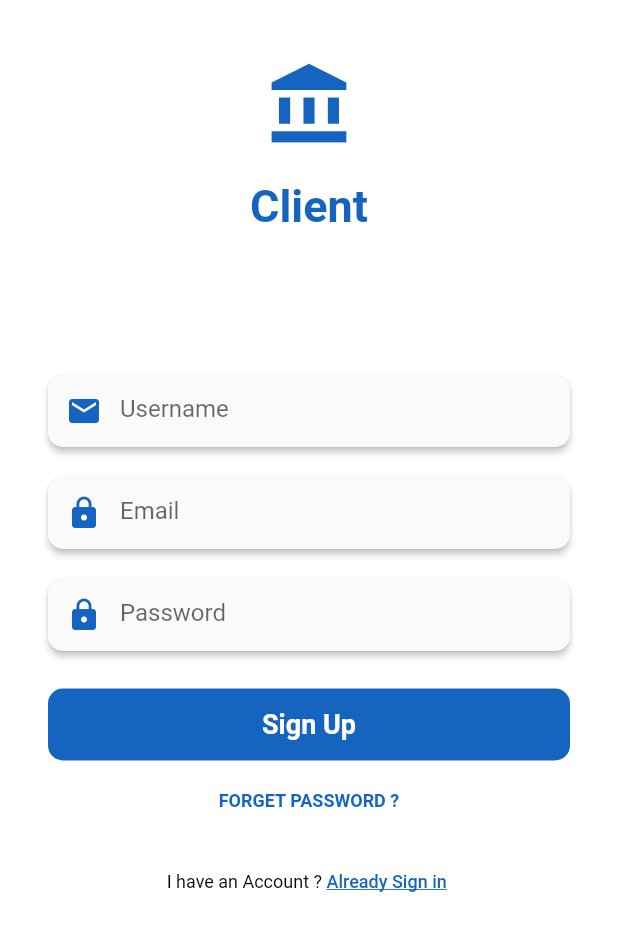
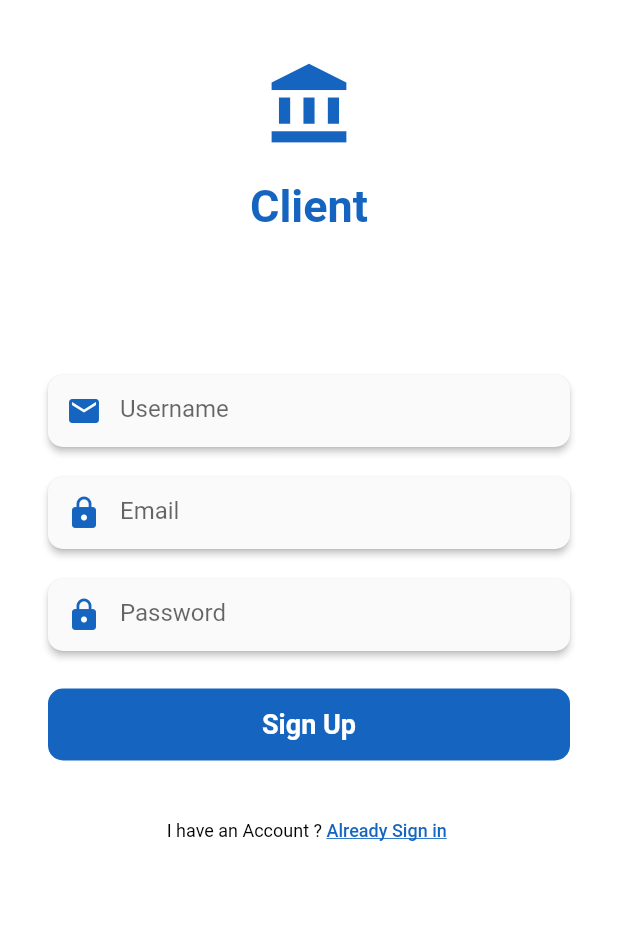
Before and after one commit to ali-shahKust/client_section, a Flutter app: the screen it shows after launch, after a tap on "Sign Up", on a phone screen of 412 x 824 dp. Shown: the top 931 px of the screen. Run offline on Flutter 3.47's test engine with Material 2 defaults, Android fonts, the phone set to English and light mode, and no system bars; our stand-ins replace cloud_firestore, firebase_auth, firebase_storage, flutter_custom_clippers, image_picker, progress_dialog and 2 more; accounts and stored records are empty; network calls fail.

Commit message:
Client App completed

```diff
--- a/lib/client_login_page.dart
+++ b/lib/client_login_page.dart
@@ -142,18 +142,18 @@ class _Client_LoginState extends State<Client_Login> {
                   onPressed: signIn,
                 ),
               )),
-          SizedBox(
-            height: 20,
-          ),
-          Center(
-            child: Text(
-              "FORGET PASSWORD ?",
-              style: TextStyle(
-                  color: Constant.appColor,
-                  fontSize: 12,
-                  fontWeight: FontWeight.w700),
-            ),
-          ),
+//          SizedBox(
+//            height: 20,
+//          ),
+//          Center(
+//            child: Text(
+//              "FORGET PASSWORD ?",
+//              style: TextStyle(
+//                  color: Constant.appColor,
+//                  fontSize: 12,
+//                  fontWeight: FontWeight.w700),
+//            ),
+//          ),
           SizedBox(
             height: 40,
           ),
--- a/lib/client_signup_page.dart
+++ b/lib/client_signup_page.dart
@@ -171,18 +171,18 @@ class _Client_SignupState extends State<Client_Signup> {
                   },
                 ),
               )),
-          SizedBox(
-            height: 20,
-          ),
-          Center(
-            child: Text(
-              "FORGET PASSWORD ?",
-              style: TextStyle(
-                  color: Constant.appColor,
-                  fontSize: 12,
-                  fontWeight: FontWeight.w700),
-            ),
-          ),
+//          SizedBox(
+//            height: 20,
+//          ),
+//          Center(
+//            child: Text(
+//              "FORGET PASSWORD ?",
+//              style: TextStyle(
+//                  color: Constant.appColor,
+//                  fontSize: 12,
+//                  fontWeight: FontWeight.w700),
+//            ),
+//          ),
           SizedBox(
             height: 40,
           ),
@@ -259,6 +259,9 @@ class _Client_SignupState extends State<Client_Signup> {
       Navigator.pushReplacement(
           context, MaterialPageRoute(builder: (context) => Client_Login()));
     } catch (e) {
+      pr.hide().then((isHidden) {
+        print(isHidden);
+      });
       print(e.message);
     }
   }
```
Also changed, not shown: lib/search_lawyer_page.dart (+110 -72 lines).
